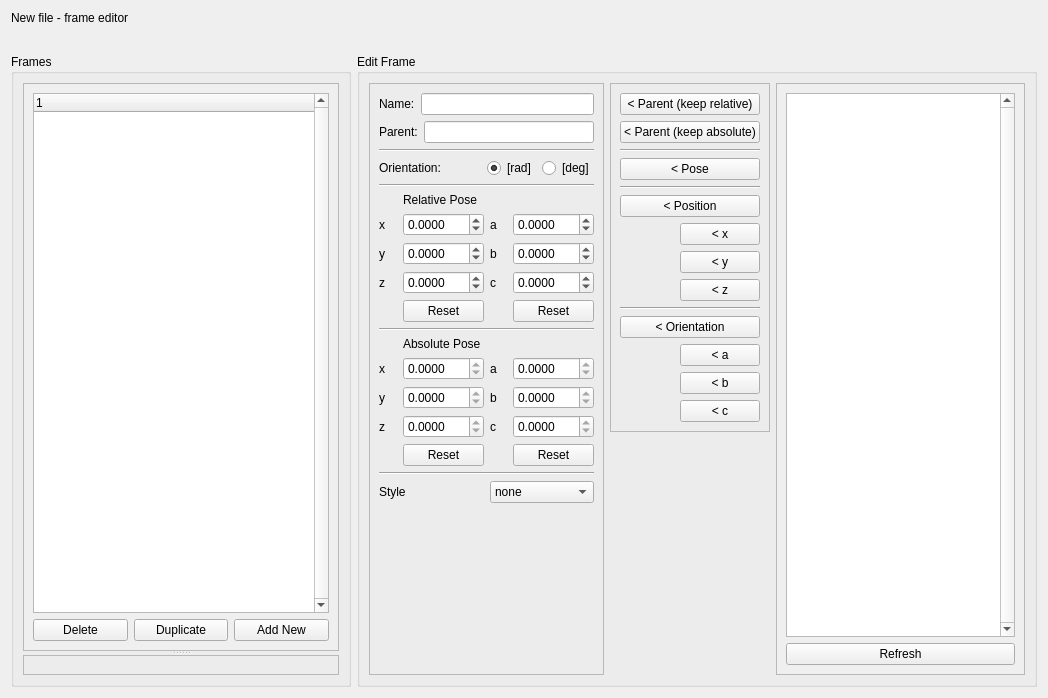
Qt form frame_editor/src/frame_editor/FrameEditorGUI.ui (ipa320/rqt_frame_editor_plugin) before a commit.
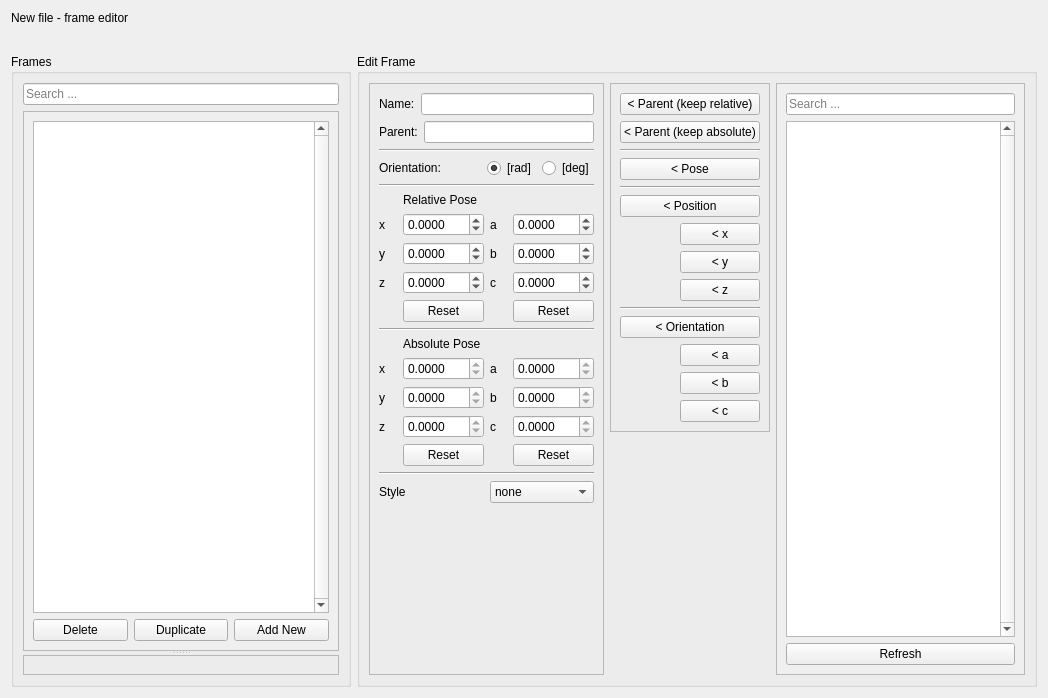
The same form after that commit. Icons and pictures are not drawn.

Commit message:
add argument to change between filter styles
Add search fields, move to QTreeWidget, general cleanup

The edit to the form file:
```diff
--- a/frame_editor/src/frame_editor/FrameEditorGUI.ui
+++ b/frame_editor/src/frame_editor/FrameEditorGUI.ui
@@ -38,6 +38,13 @@
         <string>Frames</string>
        </property>
        <layout class="QVBoxLayout" name="verticalLayout_2">
+        <item>
+         <widget class="QLineEdit" name="searchLine">
+          <property name="placeholderText">
+           <string>Search ...</string>
+          </property>
+         </widget>
+        </item>
         <item>
          <widget class="QSplitter" name="splitter">
           <property name="orientation">
@@ -68,6 +75,17 @@
                <property name="verticalScrollBarPolicy">
                 <enum>Qt::ScrollBarAlwaysOn</enum>
                </property>
+               <property name="dragDropMode">
+                <enum>QAbstractItemView::NoDragDrop</enum>
+               </property>
+               <property name="headerHidden">
+                <bool>true</bool>
+               </property>
+               <column>
+                <property name="text">
+                 <string notr="true">1</string>
+                </property>
+               </column>
               </widget>
              </item>
              <item>
@@ -873,10 +891,25 @@
            </property>
            <layout class="QVBoxLayout" name="verticalLayout_6">
             <item>
-             <widget class="QListWidget" name="list_tf">
+             <widget class="QLineEdit" name="search_tf">
+              <property name="placeholderText">
+               <string>Search ...</string>
+              </property>
+             </widget>
+            </item>
+            <item>
+             <widget class="QTreeWidget" name="list_tf">
               <property name="verticalScrollBarPolicy">
                <enum>Qt::ScrollBarAlwaysOn</enum>
               </property>
+              <property name="headerHidden">
+               <bool>true</bool>
+              </property>
+              <column>
+               <property name="text">
+                <string notr="true">1</string>
+               </property>
+              </column>
              </widget>
             </item>
             <item>
```
The commit also changes 2 other files.
